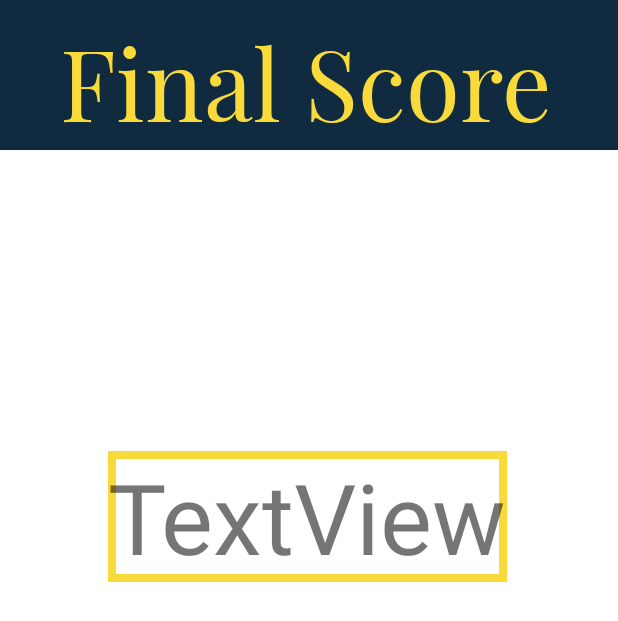
After one commit to manasvityagi/A3, an Android app: the FinalScore screen opened directly, with no data from a screen before it, on a phone screen of 412 x 824 dp. The commit adds this screen. Shown: the top 621 px of the screen. Run offline under Robolectric (Android 15) with nearby library versions, the phone set to English and light mode, and no system bars.

Commit message:
check in

```diff
--- /dev/null
+++ b/app/src/main/java/com/manas/quizapp/FinalScore.java
@@ -0,0 +1,14 @@
+package com.manas.quizapp;
+
+import androidx.appcompat.app.AppCompatActivity;
+
+import android.os.Bundle;
+
+public class FinalScore extends AppCompatActivity {
+
+    @Override
+    protected void onCreate(Bundle savedInstanceState) {
+        super.onCreate(savedInstanceState);
+        setContentView(R.layout.activity_final_score);
+    }
+}
--- /dev/null
+++ b/app/src/main/res/layout/activity_final_score.xml
@@ -0,0 +1,45 @@
+<?xml version="1.0" encoding="utf-8"?>
+<androidx.constraintlayout.widget.ConstraintLayout xmlns:android="http://schemas.android.com/apk/res/android"
+    xmlns:app="http://schemas.android.com/apk/res-auto"
+    xmlns:tools="http://schemas.android.com/tools"
+    android:layout_width="match_parent"
+    android:layout_height="match_parent"
+    android:background="@color/white"
+    android:tint="#55ff0000"
+    tools:context=".FinalScore">
+
+    <FrameLayout
+        android:id="@+id/frameLayout"
+        android:layout_width="match_parent"
+        android:layout_height="100dp"
+        android:layout_marginTop="0dp"
+        android:background="@color/prussianBlue"
+        app:layout_constraintStart_toStartOf="parent"
+        app:layout_constraintTop_toTopOf="parent">
+
+        <TextView
+            android:id="@+id/textView"
+            android:layout_width="350dp"
+            android:layout_height="wrap_content"
+            android:layout_marginStart="40dp"
+            android:layout_marginTop="5dp"
+            android:fontFamily="@font/play_fair_regular"
+            android:text="Final Score"
+            android:textColor="@color/mud_yellow"
+            android:textSize="65dp"
+           />
+    </FrameLayout>
+
+    <TextView
+        android:id="@+id/finalScore"
+        android:layout_width="wrap_content"
+        android:layout_height="wrap_content"
+        android:layout_marginStart="72dp"
+        android:layout_marginBottom="436dp"
+        android:background="@drawable/harder_border"
+        android:text="TextView"
+        android:textSize="65dp"
+        app:layout_constraintBottom_toBottomOf="parent"
+        app:layout_constraintStart_toStartOf="parent" />
+
+</androidx.constraintlayout.widget.ConstraintLayout>
--- a/build.gradle
+++ b/build.gradle
@@ -5,7 +5,7 @@ buildscript {
         jcenter()
     }
     dependencies {
-        classpath 'com.android.tools.build:gradle:4.2.0-alpha14'
+        classpath 'com.android.tools.build:gradle:4.2.0-alpha15'
 
         // NOTE: Do not place your application dependencies here; they belong
         // in the individual module build.gradle files
```
Also changed, not shown: app/src/main/AndroidManifest.xml (+11 -5 lines), app/src/main/assets/questions.json (+8 -8 lines), app/src/main/java/com/manas/quizapp/QuizActivity.java (+22 -20 lines).
